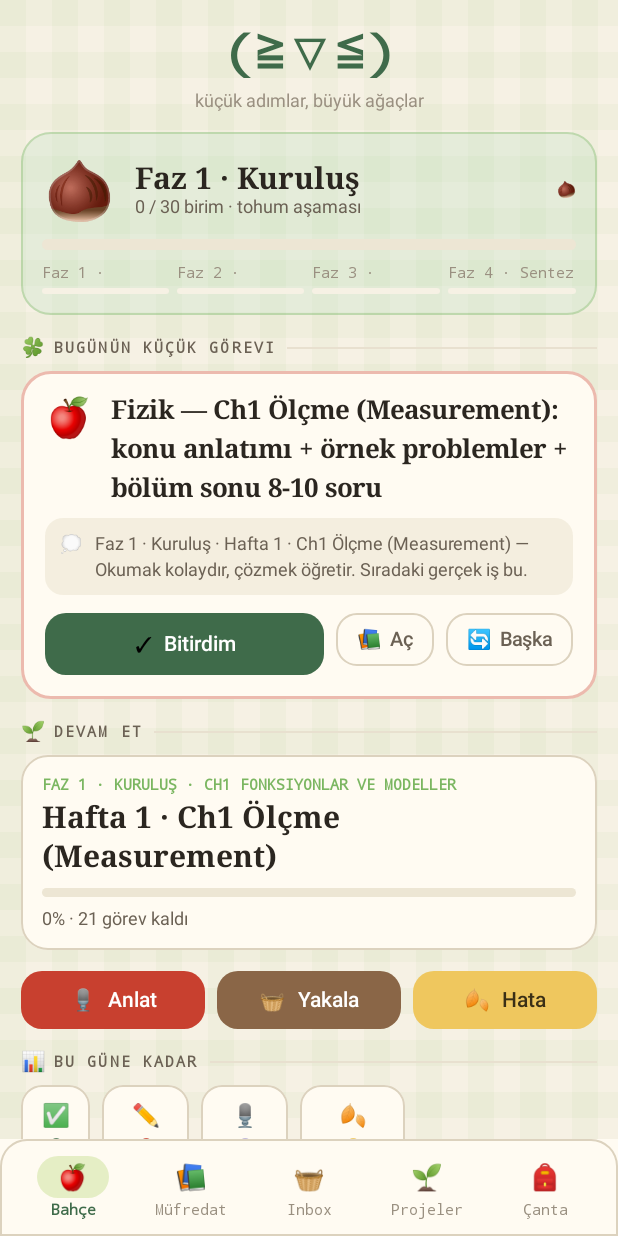
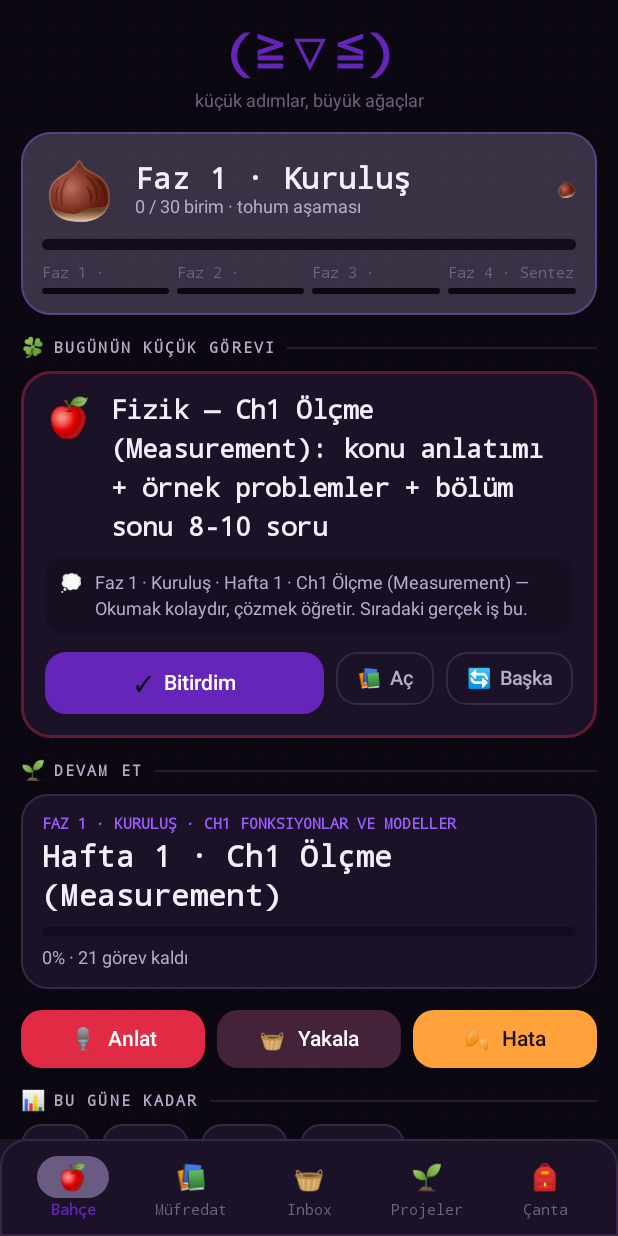
Before and after one commit to berilcakar2010-crypto/kaomoji, an Android app built with Jetpack Compose: the screen it shows after launch (MainActivity), on a phone screen of 412 x 824 dp. Run offline under Robolectric (Android 15) with nearby library versions, the phone set to English and light mode, and no system bars; libraries missing offline, so code that uses them is left out: androidx.glance, androidx.glance.appwidget; pictures from the network do not load.

Commit message:
Uygulamayı VOIDLAB temasıyla baştan tasarla: mor/kırmızı/beyaz/siyah laboratuvar estetiği, nixie tüp widget
- Theme.kt: tüm palet karanlık laboratuvar zeminine (void siyah), elektrik moru
  ve sinyal kırmızısına çevrildi; kehribar nixie parıltısı vurgu rengi oldu.
  Başlıklar monospace konsol fontuna geçti, dekoratif ızgara osiloskop
  çizgilerine dönüştü.
- Launcher ikonu: elma yerine mor halkalı, kehribar parıltılı, kırmızı sinyal
  noktalı bir "tüp" göstergesi.
- Bildirim ikonu ve rengi laboratuvar moruna göre yenilendi.
- Ana ekran widget'ı gerçek bir nixie tüp göstergesi gibi: koyu cam, ince mor
  çerçeve, kırmızı LED, kehribar/beyaz metin.
- Müfredat ders renkleri (gen_curriculum_v2.py + curriculum.json) yeni palete
  göre yeniden üretildi.
- themes.xml/colors.xml koyu statü/nav bar ve nixie renk tokenlarıyla güncellendi.
- README: Juminocore bölümü VOIDLAB olarak yeniden yazıldı.

Co-Authored-By: Claude Sonnet 5 <noreply@anthropic.com>
Claude-Session: https://claude.ai/code/session_01W1ju8LNKt4PRQ992wZuvoh

```diff
--- a/app/src/main/java/com/beril/kaomoji/ui/CurriculumScreen.kt
+++ b/app/src/main/java/com/beril/kaomoji/ui/CurriculumScreen.kt
@@ -270,7 +270,7 @@ fun UnitDetailScreen(
             SectionLabel("bu birim için", "🍂")
             Spacer(Modifier.height(8.dp))
             Row(horizontalArrangement = Arrangement.spacedBy(8.dp)) {
-                Btn("Hata ekle", { onAddMistake(u.id) }, Modifier.weight(1f), J.butter, Color(0xFF3A2F16), "🍂")
+                Btn("Hata ekle", { onAddMistake(u.id) }, Modifier.weight(1f), J.butter, Color(0xFF1A0E05), "🍂")
                 Btn("Problem kaydet", { onLogProblems(u.id) }, Modifier.weight(1f), J.cherry, emoji = "✏️")
             }
         }
--- a/app/src/main/java/com/beril/kaomoji/ui/GardenScreen.kt
+++ b/app/src/main/java/com/beril/kaomoji/ui/GardenScreen.kt
@@ -159,7 +159,7 @@ fun GardenScreen(
                 )
                 Btn(
                     "Hata", { onGo(Screen.Mistakes) },
-                    Modifier.weight(1f), J.butter, Color(0xFF3A2F16), emoji = "🍂"
+                    Modifier.weight(1f), J.butter, Color(0xFF1A0E05), emoji = "🍂"
                 )
             }
         }
--- a/app/src/main/java/com/beril/kaomoji/ui/OtherScreens.kt
+++ b/app/src/main/java/com/beril/kaomoji/ui/OtherScreens.kt
@@ -317,7 +317,7 @@ fun MistakesScreen(store: Store, presetUnit: String?, onBack: () -> Unit) {
         item {
             Row(horizontalArrangement = Arrangement.spacedBy(8.dp)) {
                 Btn(if (adding) "Kapat" else "Hata ekle", { adding = !adding },
-                    Modifier.weight(1f), J.butter, Color(0xFF3A2F16), if (adding) "✕" else "＋")
+                    Modifier.weight(1f), J.butter, Color(0xFF1A0E05), if (adding) "✕" else "＋")
             }
         }
 
@@ -408,7 +408,7 @@ private fun MistakeForm(store: Store, presetUnit: String?, onDone: () -> Unit) {
                 )
                 onDone()
             }
-        }, bg = J.butter, fg = Color(0xFF3A2F16), emoji = "🍂")
+        }, bg = J.butter, fg = Color(0xFF1A0E05), emoji = "🍂")
     }
 }
 
--- a/app/src/main/java/com/beril/kaomoji/ui/Theme.kt
+++ b/app/src/main/java/com/beril/kaomoji/ui/Theme.kt
@@ -19,29 +19,29 @@ import androidx.compose.ui.text.font.FontWeight
 import androidx.compose.ui.unit.dp
 import androidx.compose.ui.unit.sp
 
-// ── JUMINOCore palette ──────────────────────────────────────────────
+// ── VOIDLAB palette — laboratuvar karanlığı, mor devre ışığı, nixie kırmızısı ──
 object J {
-    val paper = Color(0xFFF6F1E4)        // warm cream
-    val paperDeep = Color(0xFFEDE6D4)
-    val card = Color(0xFFFFFBF2)
-    val ink = Color(0xFF2B2620)
-    val inkSoft = Color(0xFF6B6154)
-    val inkFaint = Color(0xFF9A9081)
+    val paper = Color(0xFF0B0710)        // void — near-black, faint violet undertone
+    val paperDeep = Color(0xFF140C1E)
+    val card = Color(0xFF1B1228)
+    val ink = Color(0xFFF3EEFA)          // chalk white
+    val inkSoft = Color(0xFFB6ABC9)      // muted lavender-gray
+    val inkFaint = Color(0xFF6D6280)     // faint violet-gray
 
-    val apple = Color(0xFF7BB661)        // apple green
-    val forest = Color(0xFF3F6B4A)       // forest green
-    val mint = Color(0xFFA9D8B8)
-    val lime = Color(0xFFC5DE8F)
-    val cherry = Color(0xFFC8402F)       // cherry / strawberry red
-    val berry = Color(0xFFE06C5A)
-    val blush = Color(0xFFEFA9B6)        // soft pink
-    val butter = Color(0xFFEFC75E)       // muted yellow
-    val bark = Color(0xFF8A6647)         // warm brown
-    val sky = Color(0xFF8FB4CC)
-    val lilac = Color(0xFFB9AFD6)
+    val apple = Color(0xFF9D5CFF)        // electric violet — primary
+    val forest = Color(0xFF6425B8)       // deep violet — primary (pressed/strong)
+    val mint = Color(0xFFDCCBFA)         // pale violet glow
+    val lime = Color(0xFFC7B4EF)         // soft lavender
+    val cherry = Color(0xFFE12A44)       // signal red — secondary / error
+    val berry = Color(0xFFB4102E)        // deep crimson
+    val blush = Color(0xFFCE6E8C)        // muted rose
+    val butter = Color(0xFFFFA23C)       // nixie amber glow — warnings / highlights
+    val bark = Color(0xFF43223A)         // dark plum-brown
+    val sky = Color(0xFF7C86E0)          // cool blue-violet
+    val lilac = Color(0xFFAE8CFB)        // violet accent
 
-    val line = Color(0xFFDCD2BE)
-    val lineSoft = Color(0xFFE8E0CF)
+    val line = Color(0xFF352745)         // dark violet-gray border
+    val lineSoft = Color(0xFF241A33)
 }
 
 fun subjectColor(hex: String): Color = try {
@@ -50,17 +50,17 @@ fun subjectColor(hex: String): Color = try {
     J.apple
 }
 
-// ── Typography ──────────────────────────────────────────────────────
+// ── Typography — laboratuvar konsolu: monospace başlıklar, sade gövde ─
 val Display = TextStyle(
-    fontFamily = FontFamily.Serif, fontWeight = FontWeight.Bold,
-    fontSize = 26.sp, lineHeight = 32.sp, color = J.ink
+    fontFamily = FontFamily.Monospace, fontWeight = FontWeight.Bold,
+    fontSize = 26.sp, lineHeight = 32.sp, color = J.ink, letterSpacing = 0.4.sp
 )
 val TitleL = TextStyle(
-    fontFamily = FontFamily.Serif, fontWeight = FontWeight.Bold,
-    fontSize = 20.sp, lineHeight = 26.sp, color = J.ink
+    fontFamily = FontFamily.Monospace, fontWeight = FontWeight.Bold,
+    fontSize = 20.sp, lineHeight = 26.sp, color = J.ink, letterSpacing = 0.3.sp
 )
 val TitleM = TextStyle(
-    fontFamily = FontFamily.Serif, fontWeight = FontWeight.SemiBold,
+    fontFamily = FontFamily.Monospace, fontWeight = FontWeight.SemiBold,
     fontSize = 16.sp, lineHeight = 22.sp, color = J.ink
 )
 val Body = TextStyle(
@@ -81,8 +81,8 @@ val Mono = TextStyle(
     fontSize = 12.sp, color = J.inkSoft
 )
 
-private val LightScheme = lightColorScheme(
-    primary = J.forest,
+private val VoidScheme = darkColorScheme(
+    primary = J.apple,
     onPrimary = Color.White,
     secondary = J.cherry,
     onSecondary = Color.White,
@@ -99,7 +99,7 @@ private val LightScheme = lightColorScheme(
 @Composable
 fun KaomojiTheme(content: @Composable () -> Unit) {
     MaterialTheme(
-        colorScheme = LightScheme,
+        colorScheme = VoidScheme,
         typography = Typography(
             bodyLarge = Body, bodyMedium = Body, bodySmall = Small,
             titleLarge = TitleL, titleMedium = TitleM, labelSmall = Tiny
@@ -110,34 +110,34 @@ fun KaomojiTheme(content: @Composable () -> Unit) {
 
 // ── Decorative building blocks ──────────────────────────────────────
 
-/** Faint gingham/check pattern — the app's paper texture. */
+/** Faint schematic grid — laboratuvar defteri / osiloskop ızgarası. */
 fun Modifier.gingham(
-    color: Color = J.apple.copy(alpha = 0.055f),
+    color: Color = J.apple.copy(alpha = 0.05f),
     cell: Float = 26f
 ): Modifier = this.drawBehind {
     var x = 0f
     while (x < size.width) {
-        drawRect(color, topLeft = Offset(x, 0f), size = Size(cell, size.height))
-        x += cell * 2
+        drawLine(color, Offset(x, 0f), Offset(x, size.height), strokeWidth = 1f)
+        x += cell
     }
     var y = 0f
     while (y < size.height) {
-        drawRect(color, topLeft = Offset(0f, y), size = Size(size.width, cell))
-        y += cell * 2
+        drawLine(color, Offset(0f, y), Offset(size.width, y), strokeWidth = 1f)
+        y += cell
     }
 }
 
-/** Dashed hand-cut sticker border. */
+/** Dashed containment-panel border — hücre/sinyal çerçevesi. */
 fun Modifier.dashed(
     color: Color = J.line,
-    width: Float = 2f,
-    radius: Float = 18f
+    width: Float = 1.4f,
+    radius: Float = 14f
 ): Modifier = this.drawBehind {
     drawRoundRect(
         color = color,
         style = Stroke(
             width = width,
-            pathEffect = PathEffect.dashPathEffect(floatArrayOf(9f, 7f), 0f)
+            pathEffect = PathEffect.dashPathEffect(floatArrayOf(6f, 5f), 0f)
         ),
         cornerRadius = androidx.compose.ui.geometry.CornerRadius(radius, radius)
     )
--- a/app/src/main/java/com/beril/kaomoji/ui/Widgets.kt
+++ b/app/src/main/java/com/beril/kaomoji/ui/Widgets.kt
@@ -163,7 +163,7 @@ fun TaskRow(
 ) {
     val sd = c.subject(task.subject)
     val kd = c.kind(task.kind)
-    val col = subjectColor(sd?.color ?: "#7BB661")
+    val col = subjectColor(sd?.color ?: "#9D5CFF")
 
     Row(
         Modifier
--- a/app/src/main/java/com/beril/kaomoji/widget/MissionNotifier.kt
+++ b/app/src/main/java/com/beril/kaomoji/widget/MissionNotifier.kt
@@ -71,6 +71,7 @@ object MissionNotifier {
 
         val builder = NotificationCompat.Builder(context, CHANNEL_ID)
             .setSmallIcon(R.drawable.ic_notification)
+            .setColor(0xFF9D5CFF.toInt())
             .setContentTitle("${mission.emoji} ${mission.title}")
             .setContentText(mission.why)
             .setStyle(NotificationCompat.BigTextStyle().bigText(mission.why))
--- a/app/src/main/res/drawable/ic_notification.xml
+++ b/app/src/main/res/drawable/ic_notification.xml
@@ -4,8 +4,11 @@
     android:viewportWidth="24"
     android:viewportHeight="24"
     android:tint="#FFFFFF">
-    <!-- basit yonca silueti: bildirim küçük simgesi tek renk olmak zorunda -->
+    <!-- kaomoji silueti: bildirim küçük simgesi tek renk olmak zorunda -->
     <path
-        android:fillColor="#FF000000"
-        android:pathData="M12,2 C9.8,2 8,3.8 8,6 C8,7.9 9.3,9.5 11,9.9 L11,11 L9.9,11 C9.5,9.3 7.9,8 6,8 C3.8,8 2,9.8 2,12 C2,14.2 3.8,16 6,16 C7.9,16 9.5,14.7 9.9,13 L11,13 L11,14.1 C9.3,14.5 8,16.1 8,18 C8,20.2 9.8,22 12,22 C14.2,22 16,20.2 16,18 C16,16.1 14.7,14.5 13,14.1 L13,13 L14.1,13 C14.5,14.7 16.1,16 18,16 C20.2,16 22,14.2 22,12 C22,9.8 20.2,8 18,8 C16.1,8 14.5,9.3 14.1,11 L13,11 L13,9.9 C14.7,9.5 16,7.9 16,6 C16,3.8 14.2,2 12,2 Z"/>
+        android:strokeColor="#FF000000"
+        android:strokeWidth="2"
+        android:strokeLineCap="round"
+        android:fillColor="#00000000"
+        android:pathData="M8,9 L11,12 L8,15 M16,9 L13,12 L16,15 M9,17 Q12,20 15,17" />
 </vector>
--- a/app/src/main/res/values/themes.xml
+++ b/app/src/main/res/values/themes.xml
@@ -1,9 +1,10 @@
 <?xml version="1.0" encoding="utf-8"?>
 <resources>
-    <style name="Theme.Kaomoji" parent="android:Theme.Material.Light.NoActionBar">
-        <item name="android:statusBarColor">#F3EEE2</item>
-        <item name="android:navigationBarColor">#F3EEE2</item>
-        <item name="android:windowLightStatusBar">true</item>
-        <item name="android:windowLightNavigationBar">true</item>
+    <style name="Theme.Kaomoji" parent="android:Theme.Material.NoActionBar">
+        <item name="android:statusBarColor">#0B0710</item>
+        <item name="android:navigationBarColor">#0B0710</item>
+        <item name="android:windowLightStatusBar">false</item>
+        <item name="android:windowLightNavigationBar">false</item>
+        <item name="android:windowBackground">#0B0710</item>
     </style>
 </resources>
```
Also changed, not shown: app/src/main/java/com/beril/kaomoji/widget/MissionWidget.kt (+45 -17 lines), app/src/main/res/drawable/ic_launcher_foreground.xml (+36 -20 lines), app/src/main/res/values/colors.xml (+15 -8 lines), app/src/main/assets/curriculum.json, 2 other files.
